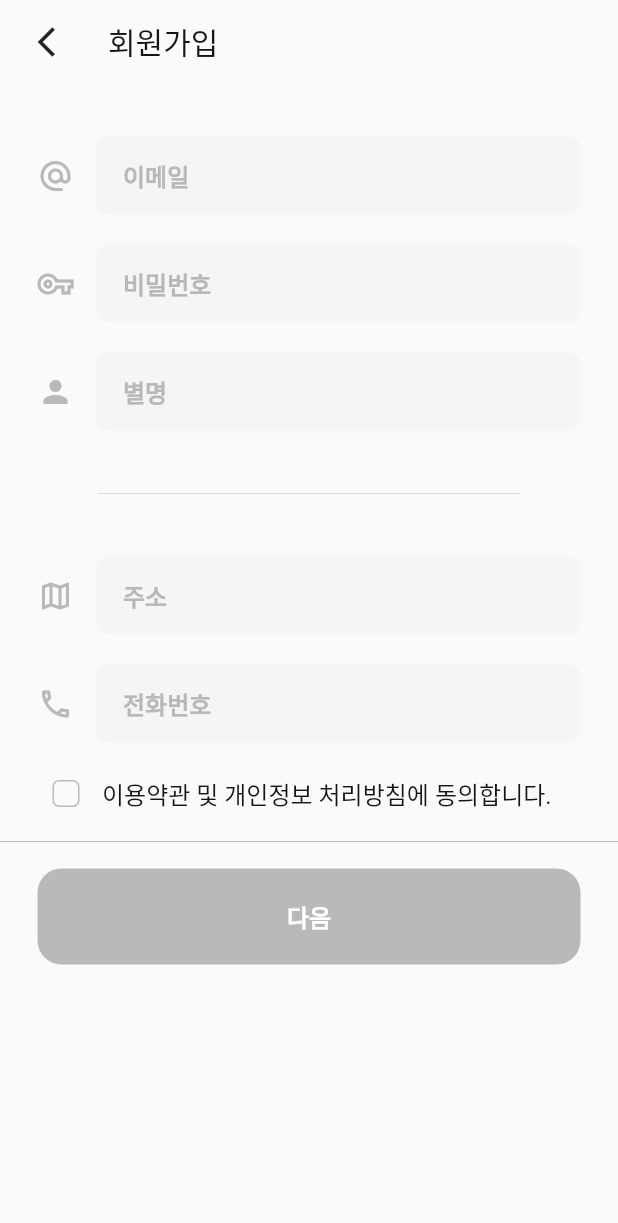
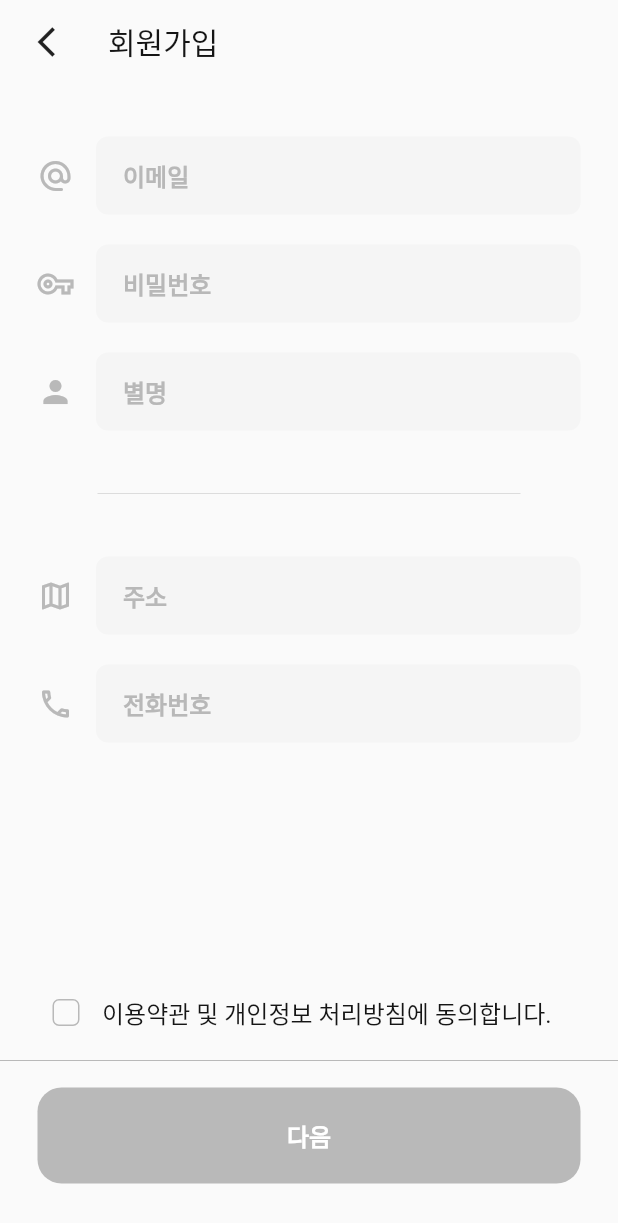
Before and after one commit to Team-Furry-Friend/Furry-Friend-App, a Flutter app: the screen it shows after launch, after a tap on "이메일 회원가입", on a phone screen of 412 x 824 dp. Shown: the top 1223 px of the screen. Run offline on Flutter 3.47's test engine with Material 2 defaults, Android fonts, the phone set to English and light mode, and no system bars; our stand-ins replace dio, firebase_core, flutter_dotenv, go_router, image_picker, shared_preferences and 2 more; missing offline and left inert: stomp_dart_client; accounts and stored records are empty; generated files the repository leaves out were written again; network calls fail; Roboto replaces fonts that are missing (Pretendard).

Commit message:
[feat] UI 개선

```diff
--- /dev/null
+++ b/lib/app/my_app.dart
@@ -0,0 +1,27 @@
+import 'package:flutter/material.dart';
+import 'package:furry_friend/app/widget/common_widget.dart';
+import 'package:furry_friend/app/widget/widget_color.dart';
+import 'package:furry_friend/config/route.dart';
+import 'package:furry_friend/main.dart';
+
+class MyApp extends StatelessWidget {
+  const MyApp({super.key});
+
+  @override
+  Widget build(BuildContext context) {
+    return ValueListenableBuilder<ThemeMode>(
+        valueListenable: themeNotifier,
+        builder: (_, ThemeMode currentMode, child) {
+          WidgetColor.isDarkMode = currentMode == ThemeMode.dark;
+          return WebMobileSizeMatchLayout(
+              child: MaterialApp.router(
+                debugShowCheckedModeBanner: false,
+                title: 'Furry Friend',
+                theme: ThemeData(fontFamily: 'Pretendard'),
+                darkTheme: ThemeData.dark(),
+                themeMode: currentMode,
+                routerConfig: router,
+              ));
+        });
+  }
+}
--- a/lib/app/screen/sign_up_screen.dart
+++ b/lib/app/screen/sign_up_screen.dart
@@ -1,7 +1,6 @@
 import 'package:flutter/material.dart';
 import 'package:furry_friend/common/utils.dart';
 import 'package:go_router/go_router.dart';
-import 'package:provider/provider.dart';
 
 import '../../domain/providers/user_provider.dart';
 import '../widget/widget_color.dart';
@@ -62,7 +61,9 @@ class _SignUpScreenState extends State<SignUpScreen> {
         padding: const EdgeInsets.symmetric(vertical: 25),
         child: Column(
           children: [
-            Padding(
+            Expanded(
+              child: SingleChildScrollView(
+                child: Padding(
                   padding: const EdgeInsets.symmetric(horizontal: 25),
                   child: Column(children: [
                     Visibility(
@@ -105,9 +106,9 @@ class _SignUpScreenState extends State<SignUpScreen> {
                     ),
                   ]),
                 ),
-            Expanded(
-                child: SingleChildScrollView(
-                  child: Column(
+              ),
+            ),
+            Column(
               mainAxisAlignment: MainAxisAlignment.end,
               children: [
             Padding(
@@ -140,7 +141,6 @@ class _SignUpScreenState extends State<SignUpScreen> {
                     completeCheck() ? WidgetColor.mainColor : deepGray),
               ],
             ),
-                )),
           ],
         ),
       ),
--- a/lib/main.dart
+++ b/lib/main.dart
@@ -1,18 +1,13 @@
 import 'package:flutter/material.dart';
-import 'package:furry_friend/app/widget/common_widget.dart';
-import 'package:furry_friend/app/widget/widget_color.dart';
 import 'package:flutter_dotenv/flutter_dotenv.dart';
 import 'package:furry_friend/app/my_app.dart';
 import 'package:furry_friend/common/prefs_utils.dart';
 import 'package:furry_friend/common/utils.dart';
-import 'package:furry_friend/config/route.dart';
 import 'package:furry_friend/domain/providers/basket_provider.dart';
 import 'package:furry_friend/domain/providers/chat_provider.dart';
 import 'package:furry_friend/domain/providers/post_provider.dart';
 import 'package:provider/provider.dart';
 
-import 'app/screen/login_screen.dart';
-import 'app/screen/main_screen.dart';
 import 'domain/providers/search_provider.dart';
 import 'domain/providers/user_provider.dart';
 
@@ -22,6 +17,11 @@ Future<void> main() async {
   WidgetsFlutterBinding.ensureInitialized();
   await dotenv.load(fileName: 'assets/config/.env');
   await Utils.util.serviceSetting();
+  Future.delayed(Duration.zero, () {
+    themeNotifier.value = PrefsUtils.getBool(PrefsUtils.utils.darkMode)
+        ? ThemeMode.dark
+        : ThemeMode.light;
+  });
 
   runApp(MultiProvider(
     providers: [
@@ -34,43 +34,3 @@ Future<void> main() async {
     child: const MyApp(),
   ));
 }
-
-class MyApp extends StatefulWidget {
-  const MyApp({super.key});
-
-  @override
-  State<MyApp> createState() => _MyAppState();
-}
-
-class _MyAppState extends State<MyApp> {
-  @override
-  void initState() {
-    super.initState();
-    setThemeMode();
-  }
-
-  @override
-  Widget build(BuildContext context) {
-    return ValueListenableBuilder<ThemeMode>(
-        valueListenable: themeNotifier,
-        builder: (_, ThemeMode currentMode, child) {
-          WidgetColor.isDarkMode = currentMode == ThemeMode.dark;
-          return WebMobileSizeMatchLayout(
-              child: MaterialApp.router(
-            title: 'Furry Friend',
-            theme: ThemeData(fontFamily: 'Pretendard'),
-            darkTheme: ThemeData.dark(),
-            themeMode: currentMode,
-            routerConfig: router,
-          ));
-        });
-  }
-
-  void setThemeMode() {
-    Future.delayed(Duration.zero, () {
-      themeNotifier.value = PrefsUtils.getBool(PrefsUtils.utils.darkMode)
-          ? ThemeMode.dark
-          : ThemeMode.light;
-    });
-  }
-}
```
Lines whose indentation alone changed are shown as unchanged.
